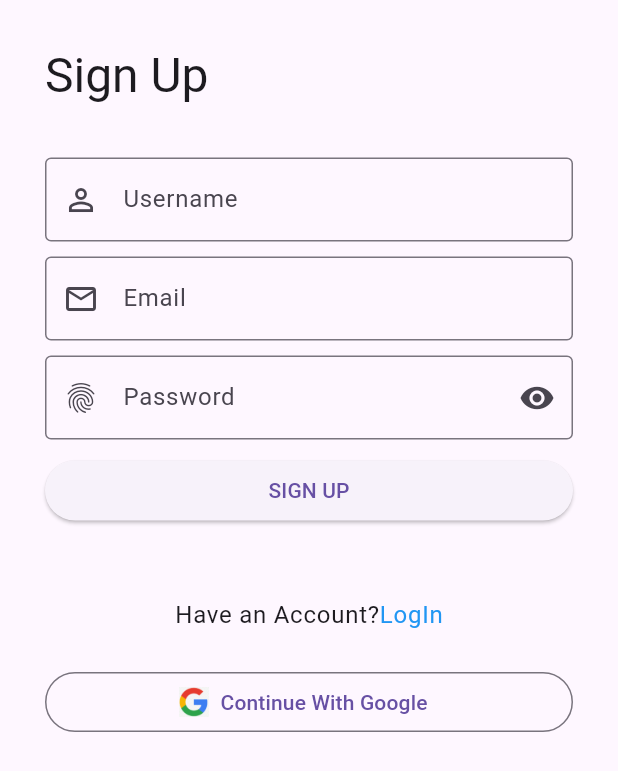
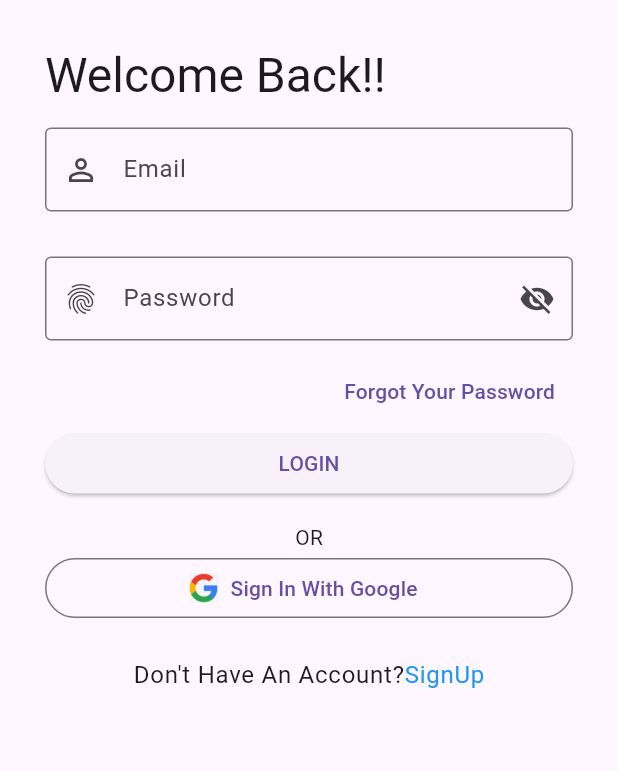
Before and after one commit to Ornella-KK/Sensors, a Flutter app: the screen it shows after launch, on a phone screen of 412 x 824 dp. Shown: the top 771 px of the screen. Run offline on Flutter 3.47's test engine with Material 3 defaults, Android fonts, the phone set to English and light mode, and no system bars; our stand-ins replace connectivity_plus, firebase_auth, firebase_core, get, google_sign_in, image_picker and 3 more; missing offline and left inert: fast_contacts; accounts and stored records are empty.

```diff
--- /dev/null
+++ b/lib/Auths/Login/auth.dart
@@ -0,0 +1,25 @@
+import 'package:firebase_auth/firebase_auth.dart';
+import 'package:flutter/material.dart';
+import '../../Drawers/HomePage.dart';
+import 'login.dart';
+
+class AuthPage extends StatelessWidget {
+
+  @override
+  Widget build(BuildContext context) {
+    return Scaffold(
+      body: StreamBuilder<User?>(
+        stream: FirebaseAuth.instance.authStateChanges(),
+        builder: (context, snapshot) {
+          if (snapshot.hasData) {
+            return HomePage();
+              /* name: snapshot.data?.displayName ?? '', // Pass name if available, otherwise use an empty string
+              email: snapshot.data?.email ?? '', */ // Pass email if available, otherwise use an empty string
+          } else {
+            return Login();
+          }
+        },
+      ),
+    );
+  }
+}
--- /dev/null
+++ b/lib/Auths/Login/loginFom.dart
@@ -0,0 +1,135 @@
+import 'package:flutter/material.dart';
+import 'package:firebase_auth/firebase_auth.dart';
+
+import 'auth.dart';
+
+class LoginForm extends StatefulWidget {
+  LoginForm({
+    super.key,
+  });
+
+  @override
+  State<LoginForm> createState() => _LoginFormState();
+}
+
+class _LoginFormState extends State<LoginForm> {
+  final emailController = TextEditingController();
+  final passwordController = TextEditingController();
+  bool _isPasswordVisible = false;
+
+  //for password visibility
+  void togglePasswordVisibility() {
+    setState(() {
+      _isPasswordVisible = !_isPasswordVisible;
+    });
+  }
+
+  void userSignIn(BuildContext context) async {
+    showDialog(
+      context: context,
+      builder: (context) {
+        return const Center(
+          child: CircularProgressIndicator(),
+        );
+      },
+    );
+
+    // try sign in
+    try {
+      await FirebaseAuth.instance.signInWithEmailAndPassword(
+        email: emailController.text,
+        password: passwordController.text,
+      );
+
+      // pop the loading circle
+      Navigator.pop(context);
+
+      // Navigate to the home page after successful sign-in
+      Navigator.pushReplacement(
+        context,
+        MaterialPageRoute(builder: (context) => AuthPage()),
+      );
+    } on FirebaseAuthException catch (e) {
+      // pop the loading circle
+      Navigator.pop(context);
+      // show error message
+      showErrorMessage(e.code);
+    }
+  }
+
+  void showErrorMessage(String message) {
+    showDialog(
+      context: context,
+      builder: (context) {
+        return AlertDialog(
+          backgroundColor: Colors.deepPurple,
+          title: Center(
+            child: Text(
+              message,
+              style: TextStyle(color: Colors.white),
+            ),
+          ),
+        );
+      },
+    );
+  }
+
+  @override
+  Widget build(BuildContext context) {
+    return Form(
+      child: Container(
+        padding: const EdgeInsets.symmetric(vertical: 15.0),
+        child: Column(
+          crossAxisAlignment: CrossAxisAlignment.start,
+          children: [
+            TextFormField(
+              decoration: const InputDecoration(
+                prefixIcon: Icon(Icons.person_outline_outlined),
+                labelText: "Email",
+                hintText: "Enter Your Email",
+                border: OutlineInputBorder(),
+              ),
+              controller: emailController,
+            ),
+            SizedBox(
+              height: 30.0,
+            ),
+            TextFormField(
+              decoration: InputDecoration(
+                prefixIcon: Icon(Icons.fingerprint_outlined),
+                labelText: "Password",
+                hintText: "Enter Your Password",
+                border: OutlineInputBorder(),
+                suffixIcon: IconButton(
+                  onPressed: togglePasswordVisibility,
+                  icon: Icon(_isPasswordVisible
+                      ? Icons.visibility
+                      : Icons.visibility_off),
+                ),
+              ),
+              obscureText: !_isPasswordVisible,
+              controller: passwordController,
+            ),
+            const SizedBox(
+              height: 10.0,
+            ),
+            Align(
+              alignment: Alignment.centerRight,
+              child: TextButton(
+                  onPressed: () {}, child: Text("Forgot Your Password")),
+            ),
+            SizedBox(
+              width: double.infinity,
+              child: ElevatedButton(
+                onPressed: () {
+                  userSignIn(context);
+                },
+                child: Text("LOGIN"),
+              ),
+            ),
+          ],
+        ),
+      ),
+    );
+  }
+}
--- a/lib/Auths/googleIn.dart
+++ /dev/null
@@ -1,9 +0,0 @@
-import 'package:google_sign_in/google_sign_in.dart';
-
-class LoginAPI {
-  static final _googleSignIn = GoogleSignIn();
-
-  static Future<GoogleSignInAccount?> login() => _googleSignIn.signIn();
-
-  static Future<void> signOut() => _googleSignIn.signOut();
-}
--- a/lib/Auths/signUpForm.dart
+++ /dev/null
@@ -1,64 +0,0 @@
-import 'package:flutter/material.dart';
-
-class SignupForm extends StatelessWidget {
-  const SignupForm({Key? key}) : super(key: key);
-
-  @override
-  Widget build(BuildContext context) {
-    return Form(
-      child: Container(
-        padding: const EdgeInsets.symmetric(vertical: 15.0),
-        child: Column(
-          crossAxisAlignment: CrossAxisAlignment.start,
-          children: [
-            TextFormField(
-              decoration: const InputDecoration(
-                prefixIcon: Icon(Icons.person_outline_outlined),
-                labelText: "Username",
-                hintText: "Enter Your Username",
-                border: OutlineInputBorder(),
-              ),
-            ),
-            SizedBox(
-              height: 10.0,
-            ),
-            TextFormField(
-              decoration: const InputDecoration(
-                prefixIcon: Icon(Icons.email_outlined),
-                labelText: "Email",
-                hintText: "Enter Your Email",
-                border: OutlineInputBorder(),
-              ),
-            ),
-            SizedBox(
-              height: 10.0,
-            ),
-            TextFormField(
-              decoration: const InputDecoration(
-                prefixIcon: Icon(Icons.fingerprint_outlined),
-                labelText: "Password",
-                hintText: "Enter Your Password",
-                border: OutlineInputBorder(),
-                suffixIcon: IconButton(
-                  onPressed: null,
-                  icon: Icon(Icons.remove_red_eye_sharp),
-                ),
-              ),
-              obscureText: true,
-            ),
-            const SizedBox(
-              height: 10.0,
-            ),
-            SizedBox(
-              width: double.infinity,
-              child: ElevatedButton(
-                onPressed: () {} /* => Get.to(() => Login()) */,
-                child: Text("SIGN UP"),
-              ),
-            ),
-          ],
-        ),
-      ),
-    );
-  }
-}
--- a/lib/Auths/welcome.dart
+++ b/lib/Auths/welcome.dart
@@ -1,7 +1,7 @@
 import 'package:flutter/material.dart';
 import 'package:get/get.dart';
-import 'package:navigation/Auths/login.dart';
-import 'package:navigation/Auths/signup.dart';
+import 'package:navigation/Auths/Login/login.dart';
+import 'package:navigation/Auths/SignUp/signup.dart';
 
 class WelcomeScreen extends StatelessWidget {
   const WelcomeScreen({Key? key}) : super(key: key);
--- a/lib/main.dart
+++ b/lib/main.dart
@@ -4,10 +4,16 @@ import 'package:navigation/Network/dependency_injection.dart';
 import 'package:navigation/theme.dart';
 import 'package:provider/provider.dart';
 import 'package:shared_preferences/shared_preferences.dart';
-import 'Auths/signup.dart';
+import 'Auths/Login/auth.dart';
+import 'Auths/SignUp/signup.dart';
+import 'package:firebase_core/firebase_core.dart';
+import 'firebase_options.dart';
 
 Future<void> main() async {
   WidgetsFlutterBinding.ensureInitialized();
+  await Firebase.initializeApp(
+    options: DefaultFirebaseOptions.currentPlatform,
+  );
   SharedPreferences prefs = await SharedPreferences.getInstance();
   DependencyInjection.init();
   return runApp(ChangeNotifierProvider(
@@ -26,7 +32,7 @@ class MyApp extends StatelessWidget {
         return GetMaterialApp(
           theme: themeProvider.getTheme,
           debugShowCheckedModeBanner: false,
-          home: SignUp(),
+          home: AuthPage(),
         );
       },
     );
--- a/pubspec.yaml
+++ b/pubspec.yaml
@@ -46,6 +46,8 @@ dependencies:
   fast_contacts: ^3.1.3
   permission_handler: ^11.3.0
   google_sign_in: ^6.2.1
+  firebase_core: ^2.25.5
+  firebase_auth: ^4.17.6
 
 dev_dependencies:
   flutter_test:
```
Also changed, not shown: lib/Auths/Login/googleIn.dart (added, +46 -0 lines), lib/Auths/Login/login.dart (renamed from lib/Auths/login.dart, +7 -15 lines), lib/Auths/SignUp/signUpForm.dart (added, +157 -0 lines), lib/Auths/SignUp/signup.dart (renamed from lib/Auths/signup.dart, +11 -16 lines), lib/Auths/logReg.dart (added, +29 -0 lines), lib/Auths/loginFom.dart (deleted, +0 -58 lines), lib/Drawers/Drawers.dart (+13 -5 lines), lib/Drawers/HomePage.dart (+8 -12 lines), lib/Menus/home.dart (+3 -4 lines), lib/Network/network_controller.dart (+5 -4 lines), lib/firebase_options.dart (added), pubspec.lock, 10 other files.
